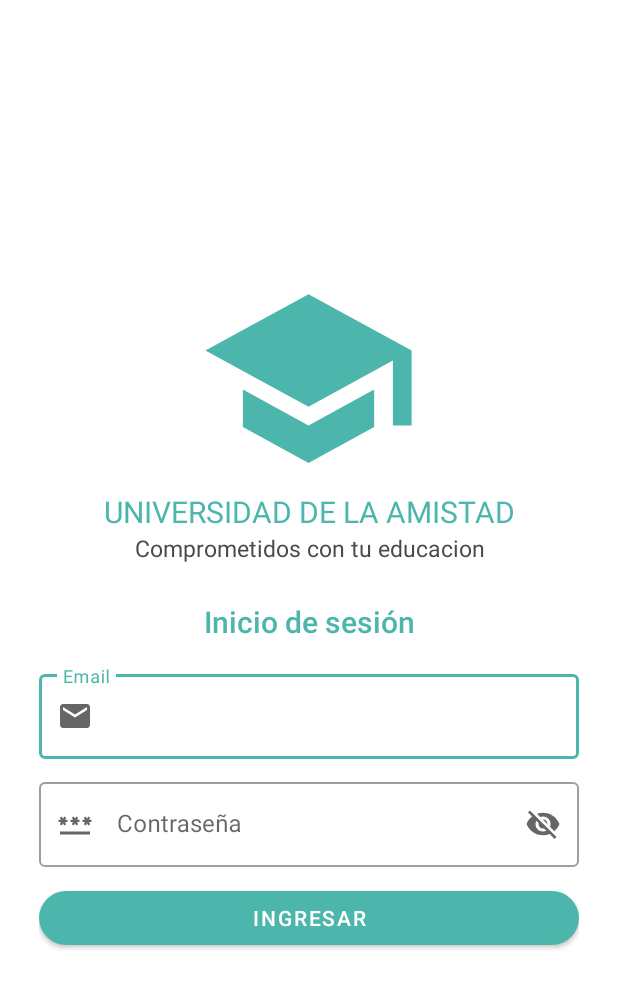
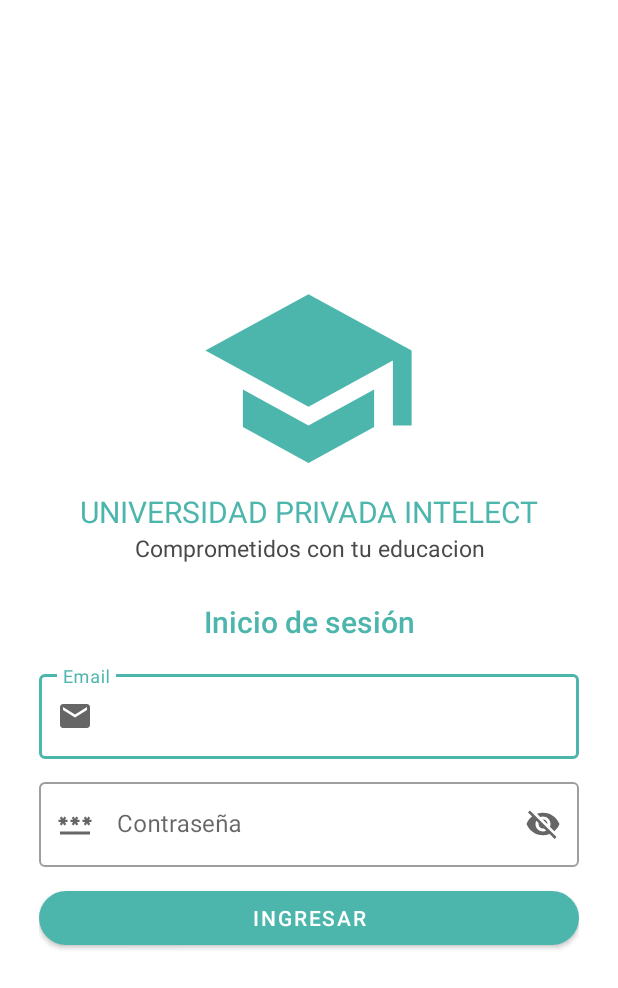
Before and after one commit to OxalcVasquez/ProyectoAnticipos, an Android app: the screen it shows after launch (LoginActivity), on a phone screen of 412 x 824 dp. Shown: the top 988 px of the screen. Run offline under Robolectric (Android 15) with nearby library versions, the phone set to English and light mode, and no system bars.

Commit message:
Rename name app

```diff
--- a/app/src/main/java/com/usat/desarrollo/moviles/appanticipos/data/remote/api/ApiAdapter.java
+++ b/app/src/main/java/com/usat/desarrollo/moviles/appanticipos/data/remote/api/ApiAdapter.java
@@ -6,9 +6,10 @@ import retrofit2.converter.gson.GsonConverterFactory;
 public class ApiAdapter {
     private static ApiService apiService;
 
-    //public static final String BASE_URL = "https://web-services-anticipos.onrender.com/";
+    public static final String BASE_URL = "https://web-services-anticipos.onrender.com/";
     //public static final String BASE_URL = "http://192.168.1.2:3001/";
-    public static final String BASE_URL = "http://192.168.0.6:3001";
+//    public static final String BASE_URL = "http://192.168.0.6:3001";
+//    public static final String BASE_URL = "http://192.168.0.7:3001";
 
 
 
--- a/app/src/main/res/layout/activity_login.xml
+++ b/app/src/main/res/layout/activity_login.xml
@@ -26,7 +26,7 @@
         android:layout_height="wrap_content"
         android:layout_below="@+id/img1"
         android:padding="0dp"
-        android:text="UNIVERSIDAD DE LA AMISTAD"
+        android:text="@string/universidad_privada_intelect"
         android:textAlignment="center"
         android:textAppearance="@style/Base.TextAppearance.AppCompat.Caption"
         android:textColor="@color/primaryColor"
--- a/app/src/main/res/values/strings.xml
+++ b/app/src/main/res/values/strings.xml
@@ -1,6 +1,6 @@
 <resources>
-    <string name="app_name">Anticipos App</string>
-    <string name="title_activity_main_menu">Advance Payment App</string>
+    <string name="app_name">Intelect App</string>
+    <string name="title_activity_main_menu">Intelect App</string>
 
     <string name="navigation_drawer_open">Open navigation drawer</string>
     <string name="navigation_drawer_close">Close navigation drawer</string>
@@ -90,6 +90,7 @@
     <string name="registrar_solicitud">Registrar solicitud</string>
     <string name="comprometidos_con_tu_educacion">Comprometidos con tu educacion</string>
     <string name="subsanar">Subsanar</string>
+    <string name="universidad_privada_intelect">UNIVERSIDAD PRIVADA INTELECT</string>
 
 
     <!-- TODO: Remove or change this placeholder text -->
```
Also changed, not shown: 1 other file.
